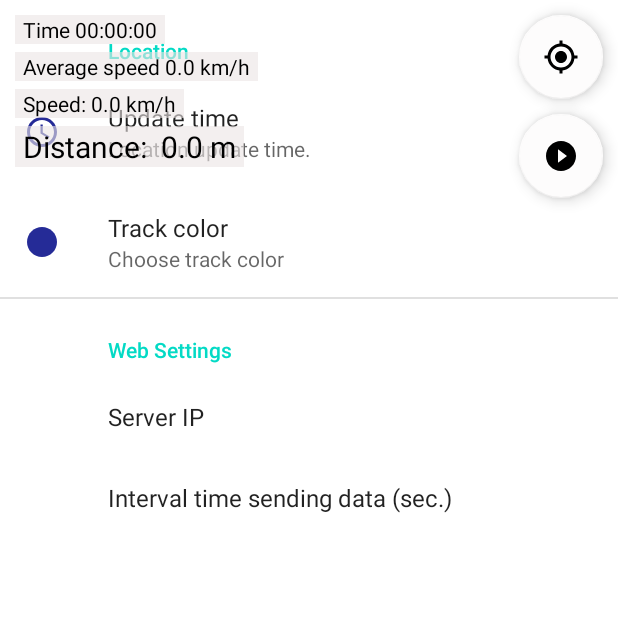
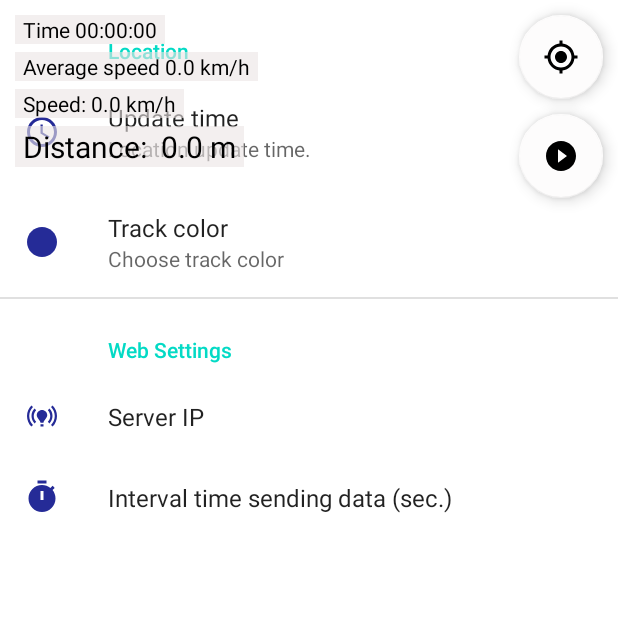
Before and after one commit to Stepa075/Neco_GPS_Tracker_NAVIGATION, an Android app: the fragment SetFragment placed in its activity, on a phone screen of 412 x 824 dp, the top half of it. Run offline under Robolectric (Android 15) with nearby library versions, the phone set to English and light mode, and no system bars; our stand-ins replace androidx.preference; libraries missing offline, so code that uses them is left out: org.osmdroid.config, org.osmdroid.library, org.osmdroid.util, org.osmdroid.views; plain views replace MapView; Roboto replaces fonts that are not available here; 18 statements that could not run were skipped.

Commit message:
add server ip  and interval sent data changes in settings

```diff
--- /dev/null
+++ b/app/src/main/res/drawable/ic_connect_to_server.xml
@@ -0,0 +1,5 @@
+<vector android:height="24dp" android:tint="#252B97"
+    android:viewportHeight="24" android:viewportWidth="24"
+    android:width="24dp" xmlns:android="http://schemas.android.com/apk/res/android">
+    <path android:fillColor="@android:color/white" android:pathData="M15.5,11.5c0,2 -2.5,3.5 -2.5,5h-2c0,-1.5 -2.5,-3 -2.5,-5C8.5,9.57 10.07,8 12,8S15.5,9.57 15.5,11.5zM13,17.5h-2V19h2V17.5zM22,12c0,-2.76 -1.12,-5.26 -2.93,-7.07l-1.06,1.06C19.55,7.53 20.5,9.66 20.5,12c0,2.34 -0.95,4.47 -2.49,6.01l1.06,1.06C20.88,17.26 22,14.76 22,12zM3.5,12c0,-2.34 0.95,-4.47 2.49,-6.01L4.93,4.93C3.12,6.74 2,9.24 2,12c0,2.76 1.12,5.26 2.93,7.07l1.06,-1.06C4.45,16.47 3.5,14.34 3.5,12zM17.5,12c0,1.52 -0.62,2.89 -1.61,3.89l1.06,1.06C18.22,15.68 19,13.93 19,12c0,-1.93 -0.78,-3.68 -2.05,-4.95l-1.06,1.06C16.88,9.11 17.5,10.48 17.5,12zM7.05,16.95l1.06,-1.06c-1,-1 -1.61,-2.37 -1.61,-3.89c0,-1.52 0.62,-2.89 1.61,-3.89L7.05,7.05C5.78,8.32 5,10.07 5,12C5,13.93 5.78,15.68 7.05,16.95z"/>
+</vector>
--- /dev/null
+++ b/app/src/main/res/drawable/ic_interval_data_send.xml
@@ -0,0 +1,6 @@
+<vector android:height="24dp" android:tint="#252B97"
+    android:viewportHeight="24" android:viewportWidth="24"
+    android:width="24dp" xmlns:android="http://schemas.android.com/apk/res/android">
+    <path android:fillColor="@android:color/white" android:pathData="M9,1h6v2h-6z"/>
+    <path android:fillColor="@android:color/white" android:pathData="M19.03,7.39l1.42,-1.42c-0.43,-0.51 -0.9,-0.99 -1.41,-1.41l-1.42,1.42C16.07,4.74 14.12,4 12,4c-4.97,0 -9,4.03 -9,9c0,4.97 4.02,9 9,9s9,-4.03 9,-9C21,10.88 20.26,8.93 19.03,7.39zM13,14h-2V8h2V14z"/>
+</vector>
--- a/app/src/main/res/xml/main_preferense.xml
+++ b/app/src/main/res/xml/main_preferense.xml
@@ -31,12 +31,14 @@
             android:key="server_ip"
             android:selectAllOnFocus="true"
             android:singleLine="true"
-            android:title="Server IP" />
+            android:title="Server IP"
+            app:icon="@drawable/ic_connect_to_server" />
         <EditTextPreference
             android:defaultValue="60"
             android:key="time_to_send_data_on_server"
             android:selectAllOnFocus="true"
             android:singleLine="true"
-            android:title="Interval time sending data (sec.)" />
+            android:title="Interval time sending data (sec.)"
+            app:icon="@drawable/ic_interval_data_send" />
     </PreferenceCategory>
 </PreferenceScreen>
```
